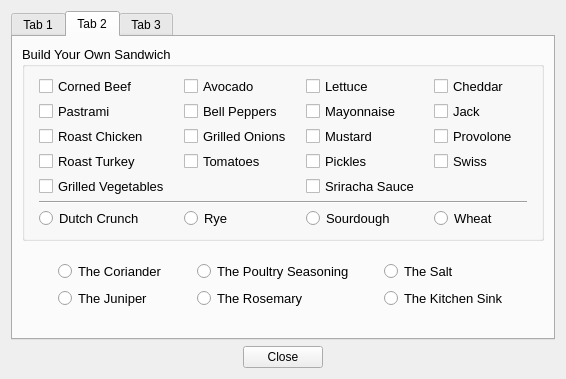
Qt form forms/tabdialog.ui (copperspice/kitchensink) before a commit.
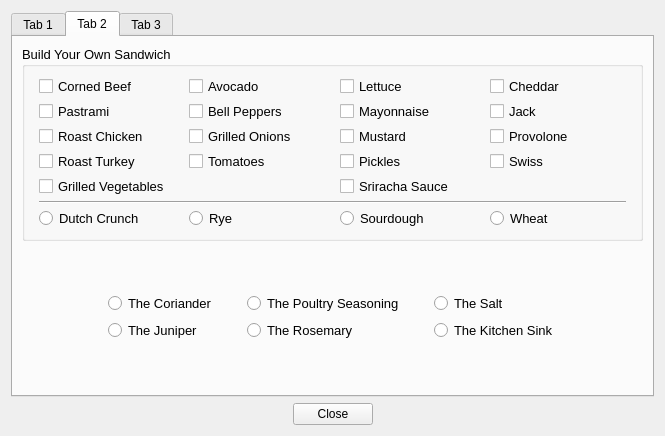
The same form after that commit. The open tabs and pages were chosen to show the change.

Commit message: Fix fonts in tab dialog layout

What changed in the file:
```diff
--- a/forms/tabdialog.ui
+++ b/forms/tabdialog.ui
@@ -6,8 +6,8 @@
    <rect>
     <x>0</x>
     <y>0</y>
-    <width>566</width>
-    <height>379</height>
+    <width>665</width>
+    <height>436</height>
    </rect>
   </property>
   <property name="windowTitle">
@@ -237,11 +237,6 @@
           </property>
           <item row="0" column="1">
            <widget class="QCheckBox" name="avocado_CB">
-            <property name="font">
-             <font>
-              <pointsize>10</pointsize>
-             </font>
-            </property>
             <property name="text">
              <string>Avocado</string>
             </property>
@@ -249,11 +244,6 @@
           </item>
           <item row="5" column="2">
            <widget class="QCheckBox" name="siracha_CB">
-            <property name="font">
-             <font>
-              <pointsize>10</pointsize>
-             </font>
-            </property>
             <property name="text">
              <string>Sriracha Sauce</string>
             </property>
@@ -261,11 +251,6 @@
           </item>
           <item row="2" column="2">
            <widget class="QCheckBox" name="mustard_CB">
-            <property name="font">
-             <font>
-              <pointsize>10</pointsize>
-             </font>
-            </property>
             <property name="text">
              <string>Mustard</string>
             </property>
@@ -273,11 +258,6 @@
           </item>
           <item row="1" column="3">
            <widget class="QCheckBox" name="jack_CB">
-            <property name="font">
-             <font>
-              <pointsize>10</pointsize>
-             </font>
-            </property>
             <property name="text">
              <string>Jack</string>
             </property>
@@ -285,11 +265,6 @@
           </item>
           <item row="2" column="0">
            <widget class="QCheckBox" name="chicken_CB">
-            <property name="font">
-             <font>
-              <pointsize>10</pointsize>
-             </font>
-            </property>
             <property name="text">
              <string>Roast Chicken</string>
             </property>
@@ -297,11 +272,6 @@
           </item>
           <item row="0" column="0">
            <widget class="QCheckBox" name="cornBeef_CB">
-            <property name="font">
-             <font>
-              <pointsize>10</pointsize>
-             </font>
-            </property>
             <property name="text">
              <string>Corned Beef</string>
             </property>
@@ -309,11 +279,6 @@
           </item>
           <item row="0" column="2">
            <widget class="QCheckBox" name="lettuce_CB">
-            <property name="font">
-             <font>
-              <pointsize>10</pointsize>
-             </font>
-            </property>
             <property name="text">
              <string>Lettuce</string>
             </property>
@@ -321,11 +286,6 @@
           </item>
           <item row="3" column="1">
            <widget class="QCheckBox" name="tomatoes_CB">
-            <property name="font">
-             <font>
-              <pointsize>10</pointsize>
-             </font>
-            </property>
             <property name="text">
              <string>Tomatoes</string>
             </property>
@@ -333,11 +293,6 @@
           </item>
           <item row="1" column="2">
            <widget class="QCheckBox" name="mayo_CB">
-            <property name="font">
-             <font>
-              <pointsize>10</pointsize>
-             </font>
-            </property>
             <property name="text">
              <string>Mayonnaise</string>
             </property>
@@ -345,11 +300,6 @@
           </item>
           <item row="2" column="3">
            <widget class="QCheckBox" name="provolone_CB">
-            <property name="font">
-             <font>
-              <pointsize>10</pointsize>
-             </font>
-            </property>
             <property name="text">
              <string>Provolone</string>
             </property>
@@ -371,11 +321,6 @@
           </item>
           <item row="2" column="1">
            <widget class="QCheckBox" name="onions_CB">
-            <property name="font">
-             <font>
-              <pointsize>10</pointsize>
-             </font>
-            </property>
             <property name="text">
              <string>Grilled Onions</string>
             </property>
@@ -390,11 +335,6 @@
           </item>
           <item row="5" column="0">
            <widget class="QCheckBox" name="veggies_CB">
-            <property name="font">
-             <font>
-              <pointsize>10</pointsize>
-             </font>
-            </property>
             <property name="text">
              <string>Grilled Vegetables</string>
             </property>
@@ -402,11 +342,6 @@
           </item>
           <item row="1" column="0">
            <widget class="QCheckBox" name="pastrami_CB">
-            <property name="font">
-             <font>
-              <pointsize>10</pointsize>
-             </font>
-            </property>
             <property name="text">
              <string>Pastrami</string>
             </property>
@@ -414,11 +349,6 @@
           </item>
           <item row="0" column="3">
            <widget class="QCheckBox" name="cheddar_CB">
-            <property name="font">
-             <font>
-              <pointsize>10</pointsize>
-             </font>
-            </property>
             <property name="text">
              <string>Cheddar</string>
             </property>
@@ -426,11 +356,6 @@
           </item>
           <item row="3" column="0">
            <widget class="QCheckBox" name="turkey_CB">
-            <property name="font">
-             <font>
-              <pointsize>10</pointsize>
-             </font>
-            </property>
             <property name="text">
              <string>Roast Turkey</string>
             </property>
@@ -438,11 +363,6 @@
           </item>
           <item row="3" column="2">
            <widget class="QCheckBox" name="pickles_CB">
-            <property name="font">
-             <font>
-              <pointsize>10</pointsize>
-             </font>
-            </property>
             <property name="text">
              <string>Pickles</string>
             </property>
@@ -450,11 +370,6 @@
           </item>
           <item row="3" column="3">
            <widget class="QCheckBox" name="swiss_CB">
-            <property name="font">
-             <font>
-              <pointsize>10</pointsize>
-             </font>
-            </property>
             <property name="text">
              <string>Swiss</string>
             </property>
```
Left out of the diff: 52 changed lines with no effect on the pictures. The commit also changes 1 other file.
